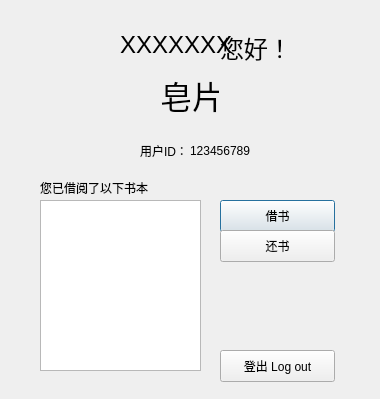
sxtyzhangzk/LiBrother, file LiBrother/LiBrotherClient/usermain.ui: the form before one commit.
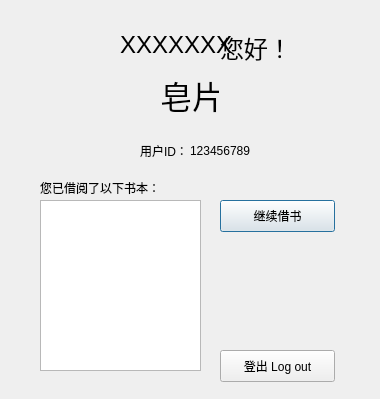
The form after the commit.

What changed in the file:
```diff
--- a/LiBrother/LiBrotherClient/usermain.ui
+++ b/LiBrother/LiBrotherClient/usermain.ui
@@ -88,7 +88,7 @@
     </rect>
    </property>
    <property name="text">
-    <string>您已借阅了以下书本</string>
+    <string>您已借阅了以下书本：</string>
    </property>
   </widget>
   <widget class="QColumnView" name="columnView">
@@ -111,20 +111,7 @@
     </rect>
    </property>
    <property name="text">
-    <string>借书</string>
-   </property>
-  </widget>
-  <widget class="QPushButton" name="pushButton_3">
-   <property name="geometry">
-    <rect>
-     <x>220</x>
-     <y>230</y>
-     <width>115</width>
-     <height>32</height>
-    </rect>
-   </property>
-   <property name="text">
-    <string>还书</string>
+    <string>继续借书</string>
    </property>
   </widget>
   <widget class="QPushButton" name="pushButton">
```
